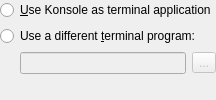
Before: the Qt Designer form terminalemulatorconfig_ui.ui in KDE/plasma-workspace, drawn with Qt 5.
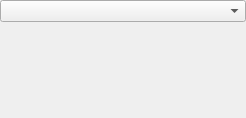
After: the same form once the commit is applied.

Commit message:
KCM/Component Revamp Terminal Emulator UI
Summary:
Revamp UI, to use a simple combobox
 * Other... choice allows to select any programe
 * Keep konsole as default
 * changed & default works
 * List in the combobox known TerminalEmulator installed

Test Plan:
Before:
{F7886218}

After:

{F7886219}

{F7886220}

Reviewers: #plasma, ervin, ngraham

Reviewed By: ervin, ngraham

Subscribers: plasma-devel

Tags: #plasma

Maniphest Tasks: T12551

Diff of the .ui file:
```diff
--- a/terminalemulatorconfig_ui.ui
+++ b/terminalemulatorconfig_ui.ui
@@ -2,66 +2,20 @@
 <ui version="4.0">
  <class>TerminalEmulatorConfig_UI</class>
  <widget class="QWidget" name="TerminalEmulatorConfig_UI">
+  <property name="geometry">
+   <rect>
+    <x>0</x>
+    <y>0</y>
+    <width>246</width>
+    <height>118</height>
+   </rect>
+  </property>
   <layout class="QVBoxLayout" name="verticalLayout">
    <property name="margin">
     <number>0</number>
    </property>
    <item>
-    <widget class="QRadioButton" name="terminalCB">
-     <property name="text">
-      <string>&amp;Use Konsole as terminal application</string>
-     </property>
-    </widget>
-   </item>
-   <item>
-    <widget class="QRadioButton" name="otherCB">
-     <property name="text">
-      <string>Use a different &amp;terminal program:</string>
-     </property>
-    </widget>
-   </item>
-   <item>
-    <layout class="QHBoxLayout">
-     <item>
-      <spacer>
-       <property name="orientation">
-        <enum>Qt::Horizontal</enum>
-       </property>
-       <property name="sizeType">
-        <enum>QSizePolicy::Fixed</enum>
-       </property>
-       <property name="sizeHint" stdset="0">
-        <size>
-         <width>20</width>
-         <height>0</height>
-        </size>
-       </property>
-      </spacer>
-     </item>
-     <item>
-      <widget class="QLineEdit" name="terminalLE">
-       <property name="enabled">
-        <bool>false</bool>
-       </property>
-       <property name="whatsThis">
-        <string>Press this button to select your favorite terminal client. Please note that the file you select has to have the executable attribute set in order to be accepted.&lt;br/&gt; Also note that some programs that utilize Terminal Emulator will not work if you add command line arguments (Example: konsole -ls).</string>
-       </property>
-      </widget>
-     </item>
-     <item>
-      <widget class="QToolButton" name="btnSelectTerminal">
-       <property name="enabled">
-        <bool>false</bool>
-       </property>
-       <property name="whatsThis">
-        <string>Click here to browse for terminal program.</string>
-       </property>
-       <property name="text">
-        <string>...</string>
-       </property>
-      </widget>
-     </item>
-    </layout>
+    <widget class="QComboBox" name="terminalCombo"/>
    </item>
    <item>
     <spacer>
```
Left out of the diff: 46 changed lines with no effect on the pictures. The commit also changes 2 other files.
